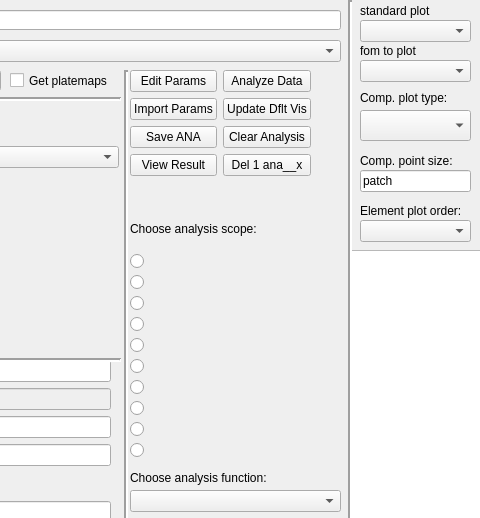
The window that QtDesign/CalcFOMForm.ui (johnmgregoire/JCAPDataProcess) describes before a commit, drawn with Qt 5; both pictures show x 160 to 640 and y 0 to 518 of the 1135 by 882 pixel window.
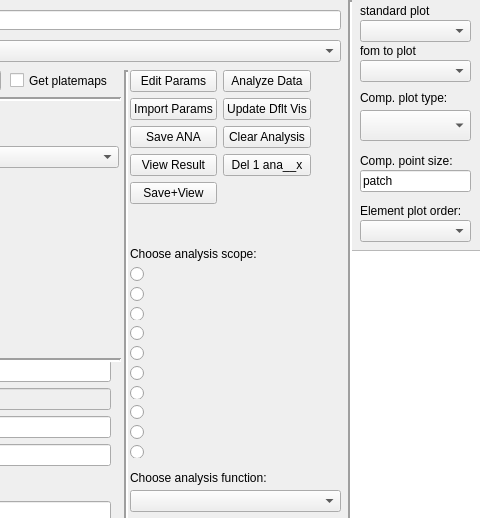
The same window after the commit.

What changed in the file:
```diff
--- a/QtDesign/CalcFOMForm.ui
+++ b/QtDesign/CalcFOMForm.ui
@@ -170,9 +170,9 @@
    <property name="geometry">
     <rect>
      <x>290</x>
-     <y>210</y>
+     <y>247</y>
      <width>221</width>
-     <height>248</height>
+     <height>211</height>
     </rect>
    </property>
    <layout class="QVBoxLayout" name="verticalLayout">
@@ -400,7 +400,7 @@
      <x>290</x>
      <y>70</y>
      <width>212</width>
-     <height>135</height>
+     <height>141</height>
     </rect>
    </property>
    <layout class="QGridLayout" name="AnalysisGridLayout">
@@ -488,6 +488,16 @@
       </property>
      </widget>
     </item>
+    <item row="4" column="0">
+     <widget class="QPushButton" name="SaveViewPushButton">
+      <property name="toolTip">
+       <string>Send Raw, Intermediate and FOM data to the Visualize window</string>
+      </property>
+      <property name="text">
+       <string>Save+View</string>
+      </property>
+     </widget>
+    </item>
    </layout>
   </widget>
   <widget class="QPushButton" name="ImportExpPushButton">
```
